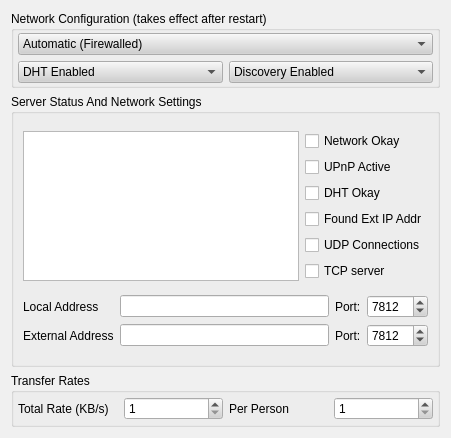
Before: the Qt Designer form retroshare-gui/src/gui/Preferences/ServerDialog.ui in RetroShare/RetroShare, drawn with Qt 5.
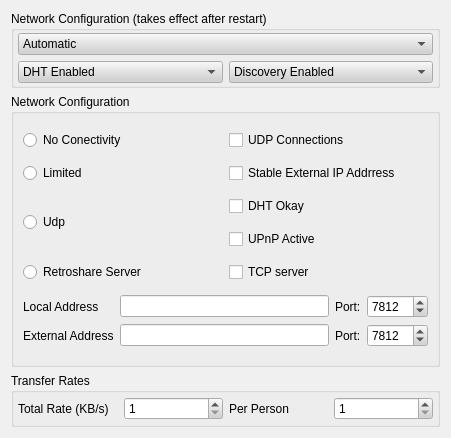
After: the same form once the commit is applied.

Commit message: BugFix: DHT was not turning on. also updated the ServerDialog with more info on exact network state.

Diff of the .ui file:
```diff
--- a/retroshare-gui/src/gui/Preferences/ServerDialog.ui
+++ b/retroshare-gui/src/gui/Preferences/ServerDialog.ui
@@ -518,7 +518,7 @@
          <widget class="QComboBox" name="netModeComboBox" >
           <item>
            <property name="text" >
-            <string>Automatic (Firewalled)</string>
+            <string>Automatic</string>
            </property>
           </item>
           <item>
@@ -579,36 +579,52 @@
       </sizepolicy>
      </property>
      <property name="title" >
-      <string>Server Status And Network Settings</string>
+      <string>Network Configuration</string>
      </property>
-     <layout class="QVBoxLayout" >
-      <item>
        <layout class="QGridLayout" >
-        <item rowspan="6" row="0" column="0" >
-         <widget class="QTextEdit" name="netStatusBox" />
+      <item row="0" column="0" >
+       <widget class="QRadioButton" name="radio_nonet" >
+        <property name="text" >
+         <string>No Conectivity</string>
+        </property>
+       </widget>
         </item>
         <item row="0" column="1" >
-         <widget class="QCheckBox" name="checkBox" >
+       <widget class="QCheckBox" name="check_udp" >
           <property name="text" >
-           <string>Network Okay</string>
+         <string>UDP Connections</string>
           </property>
           <property name="checkable" >
            <bool>false</bool>
           </property>
          </widget>
         </item>
+      <item row="1" column="0" >
+       <widget class="QRadioButton" name="radio_netLimited" >
+        <property name="text" >
+         <string>Limited</string>
+        </property>
+       </widget>
+      </item>
         <item row="1" column="1" >
-         <widget class="QCheckBox" name="checkBox_6" >
+       <widget class="QCheckBox" name="check_ext" >
           <property name="text" >
-           <string>UPnP Active</string>
+         <string>Stable External IP Addrress</string>
           </property>
           <property name="checkable" >
            <bool>false</bool>
           </property>
          </widget>
         </item>
+      <item rowspan="2" row="2" column="0" >
+       <widget class="QRadioButton" name="radio_netUdp" >
+        <property name="text" >
+         <string>Udp</string>
+        </property>
+       </widget>
+      </item>
         <item row="2" column="1" >
-         <widget class="QCheckBox" name="checkBox_5" >
+       <widget class="QCheckBox" name="check_dht" >
           <property name="text" >
            <string>DHT Okay</string>
           </property>
@@ -618,27 +634,24 @@
          </widget>
         </item>
         <item row="3" column="1" >
-         <widget class="QCheckBox" name="checkBox_2" >
+       <widget class="QCheckBox" name="check_upnp" >
           <property name="text" >
-           <string>Found Ext IP Addr</string>
+         <string>UPnP Active</string>
           </property>
           <property name="checkable" >
            <bool>false</bool>
           </property>
          </widget>
         </item>
+      <item row="4" column="0" >
+       <widget class="QRadioButton" name="radio_netServer" >
+        <property name="text" >
+         <string>Retroshare Server</string>
+        </property>
+       </widget>
+      </item>
         <item row="4" column="1" >
-         <widget class="QCheckBox" name="checkBox_3" >
-          <property name="text" >
-           <string>UDP Connections</string>
-          </property>
-          <property name="checkable" >
-           <bool>false</bool>
-          </property>
-         </widget>
-        </item>
-        <item row="5" column="1" >
-         <widget class="QCheckBox" name="checkBox_4" >
+       <widget class="QCheckBox" name="check_tcp" >
           <property name="text" >
            <string>TCP server</string>
           </property>
@@ -647,9 +660,7 @@
           </property>
          </widget>
         </item>
-       </layout>
-      </item>
-      <item>
+      <item row="5" column="0" colspan="2" >
        <layout class="QHBoxLayout" >
         <item>
          <layout class="QVBoxLayout" >
```
Left out of the diff: 17 changed lines with no effect on the pictures. Lines whose indentation alone changed are shown as unchanged. The commit also changes 11 other files.
